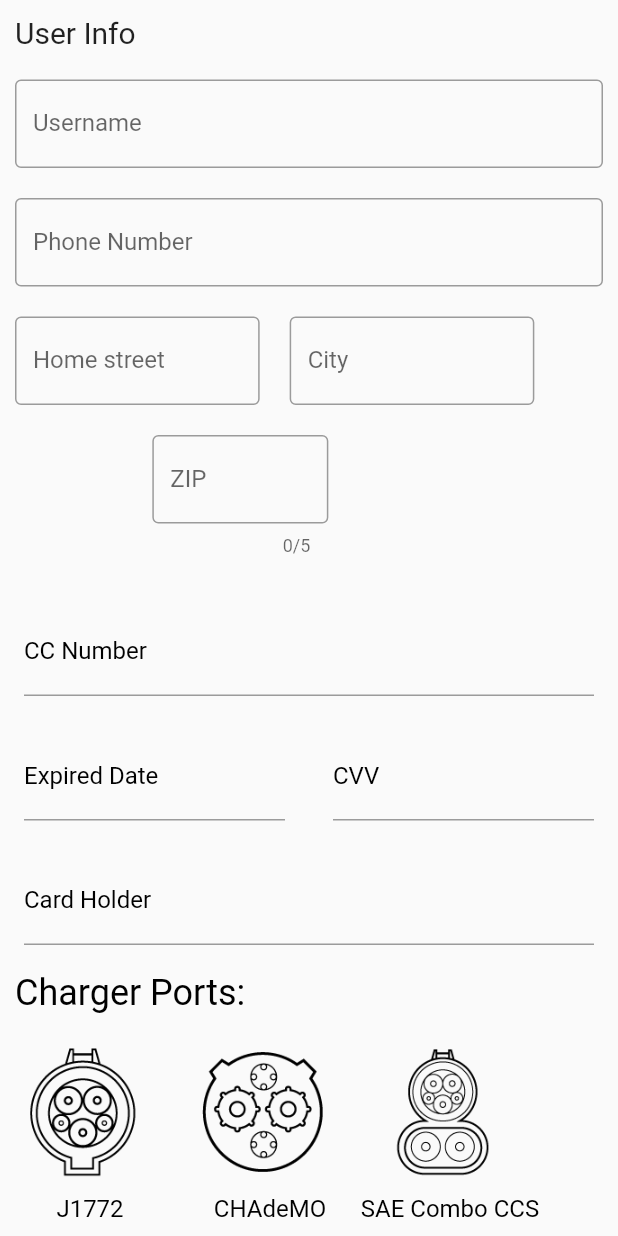
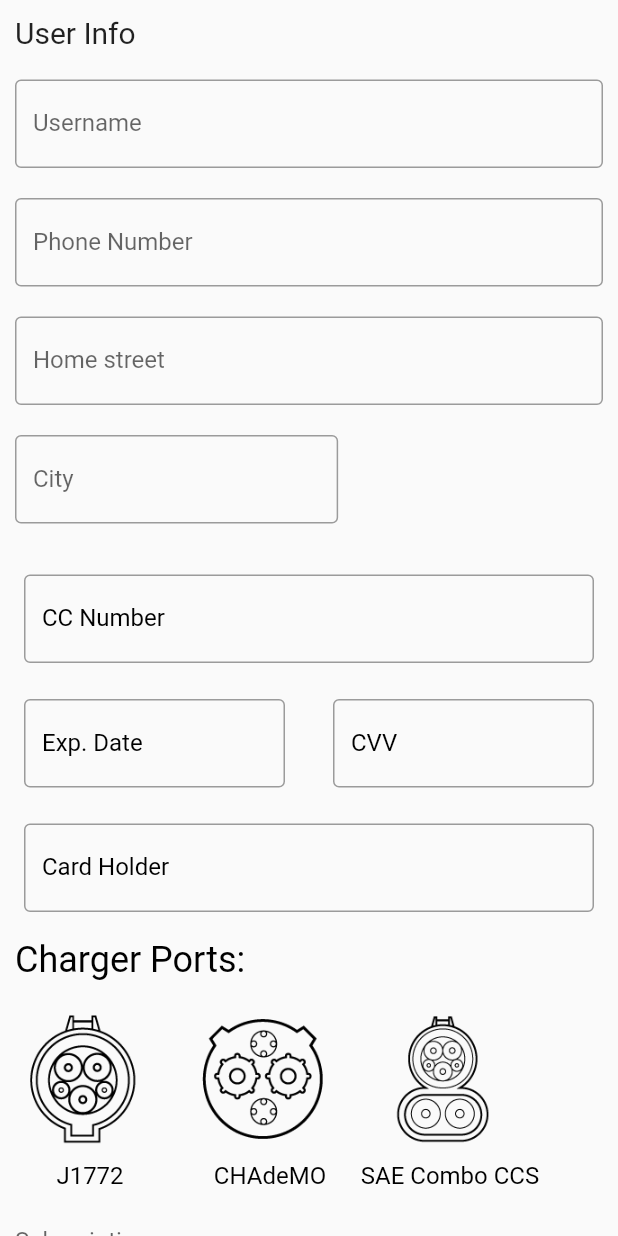
Before and after one commit to JonesParEnvorso/envorsocarcharger, a Flutter app: the AddPID screen opened directly, on a phone screen of 412 x 824 dp. Run offline on Flutter 3.47's test engine with Material 2 defaults, Android fonts, the phone set to English and light mode, and no system bars; drawn by our look-alikes of flutter_credit_card; our stand-ins replace avatar_glow, cloud_firestore, firebase_core, google_maps_flutter, speech_to_text; missing offline and left inert: highlight_text; accounts and stored records are empty.

Commit message:
newUser.dart changes

```diff
--- a/envorso_charging_app/lib/newUser.dart
+++ b/envorso_charging_app/lib/newUser.dart
@@ -220,6 +220,7 @@ class _AddPID extends State<AddPID> {
     }
 
     // ignore for now
+
     /*int curMonth = DateTime.now().month;
     int curYear = DateTime.now().year;
     Future<void> _selectDate(BuildContext context) async {
@@ -249,21 +250,6 @@ class _AddPID extends State<AddPID> {
                     'User Info',
                     style: TextStyle(fontSize: 20),
                   )),
-              /*Container(
-                // name
-                width: screenWidth,
-                padding: inputPadding,
-                child: TextFormField(
-                    controller: newName,
-                    //autocorrect: false,
-                    decoration: const InputDecoration(
-                      border: OutlineInputBorder(),
-                      labelText: 'First Name Last Name',
-                    ),
-                    keyboardType: TextInputType.name,
-                    textInputAction: TextInputAction.next,
-                    validator: _validateField),
-              ),*/
               Container(
                 // email
                 width: screenWidth,
@@ -295,11 +281,9 @@ class _AddPID extends State<AddPID> {
                       ],
                       textInputAction: TextInputAction.next,
                       validator: _validateField)),
-              Row(
-                // rows to make things look pretty / to save on screen space
-                children: [
+
+              // Home Street
               Container(
-                    //street
                 width: screenWidth / 2.25,
                 padding: inputPadding,
                 child: TextFormField(
@@ -313,9 +297,11 @@ class _AddPID extends State<AddPID> {
                     textInputAction: TextInputAction.next,
                     validator: _validateField),
               ),
+              Row(
+                children: <Widget> [
                   Container(
                     // city
-                    width: screenWidth / 2.25,
+                    width: screenWidth / 1.75,
                     padding: inputPadding,
                     child: TextFormField(
                         controller: newCity,
@@ -326,25 +312,11 @@ class _AddPID extends State<AddPID> {
                         ),
                         textInputAction: TextInputAction.next,
                         validator: _validateField),
-                  )
-                ],
+
                   ),
-              Row(
-                children: [
-                  Container(
-                    // state
-                    width: screenWidth / 4.5,
-                    padding: inputPadding,
 
-                    // WILL BE DROP DOWN
-
-                    /*child: DropdownButton(
-                      value: selectedValue,
-
-                    )*/
-                  ),
-                  Container(
-                    // zip
+                  /*Container(
+                    //ZIP
                     width: screenWidth / 3,
                     padding: inputPadding,
                     child: TextFormField(
@@ -366,35 +338,27 @@ class _AddPID extends State<AddPID> {
                                 {FocusScope.of(context).nextFocus()}
                             },
                         validator: _validateField),
-                  ),
-                  Container(
-                    // country
-                    width: screenWidth / 3,
-                    padding: inputPadding,
-
-                    // WILL BE DROP DOWN
-
-                    /*child: DropdownButton(
-
                   ),*/
-                  )
-                ],
+                ], // end children
               ),
               Container(
                 child: CreditCardForm(
                   formKey: formKey,
                   obscureCvv: true,
                   obscureNumber: true,
+                  cardHolderName: cardHolderName,
                   cardNumber: cardNumber,
                   cvvCode: cvvCode,
                   isHolderNameVisible: true,
                   isCardNumberVisible: true,
                   isExpiryDateVisible: true,
-                  cardHolderName: cardHolderName,
+
                   expiryDate: expiryDate,
-                  themeColor: Colors.blue,
+                  themeColor: Color(0xff096B72),
                   textColor: Colors.black,
+
                   cardHolderDecoration: InputDecoration(
+                    border: OutlineInputBorder(),
                     hintStyle: const TextStyle(color: Colors.black),
                     labelStyle: const TextStyle(color: Colors.black),
                     focusedBorder: border,
@@ -403,6 +367,7 @@ class _AddPID extends State<AddPID> {
                     hintText: 'First Name Last Name',
                   ),
                   cardNumberDecoration: InputDecoration(
+                    border: OutlineInputBorder(),
                     labelText: 'CC Number',
                     hintText: 'XXXX XXXX XXXX XXXX',
                     hintStyle: const TextStyle(color: Colors.black),
@@ -411,14 +376,16 @@ class _AddPID extends State<AddPID> {
                     enabledBorder: border,
                   ),
                   expiryDateDecoration: InputDecoration(
+                    border: OutlineInputBorder(),
                     hintStyle: const TextStyle(color: Colors.black),
                     labelStyle: const TextStyle(color: Colors.black),
                     focusedBorder: border,
                     enabledBorder: border,
-                    labelText: 'Expired Date',
+                    labelText: 'Exp. Date',
                     hintText: 'XX/XX',
                   ),
                   cvvCodeDecoration: InputDecoration(
+                    border: OutlineInputBorder(),
                     hintStyle: const TextStyle(color: Colors.black),
                     labelStyle: const TextStyle(color: Colors.black),
                     focusedBorder: border,
@@ -429,6 +396,7 @@ class _AddPID extends State<AddPID> {
                   onCreditCardModelChange: onCreditCardModelChange,
                 ),
               ),
+
               Container(
                 padding: inputPadding,
                 child: RichText(
```
Lines whose indentation alone changed are shown as unchanged.
